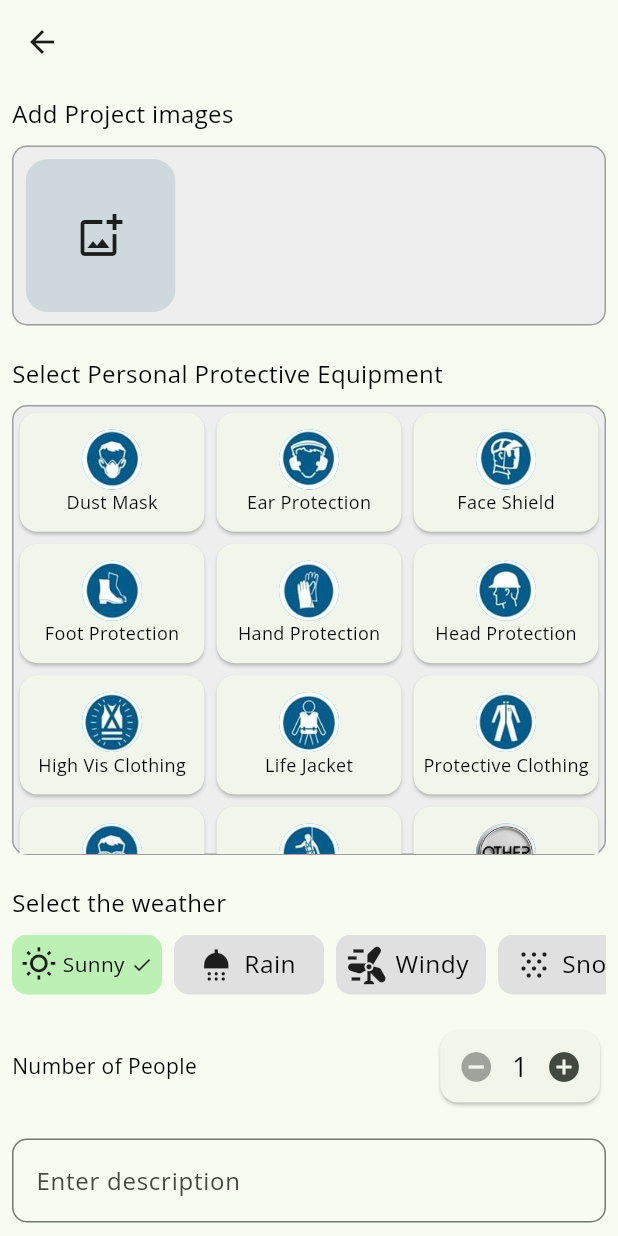
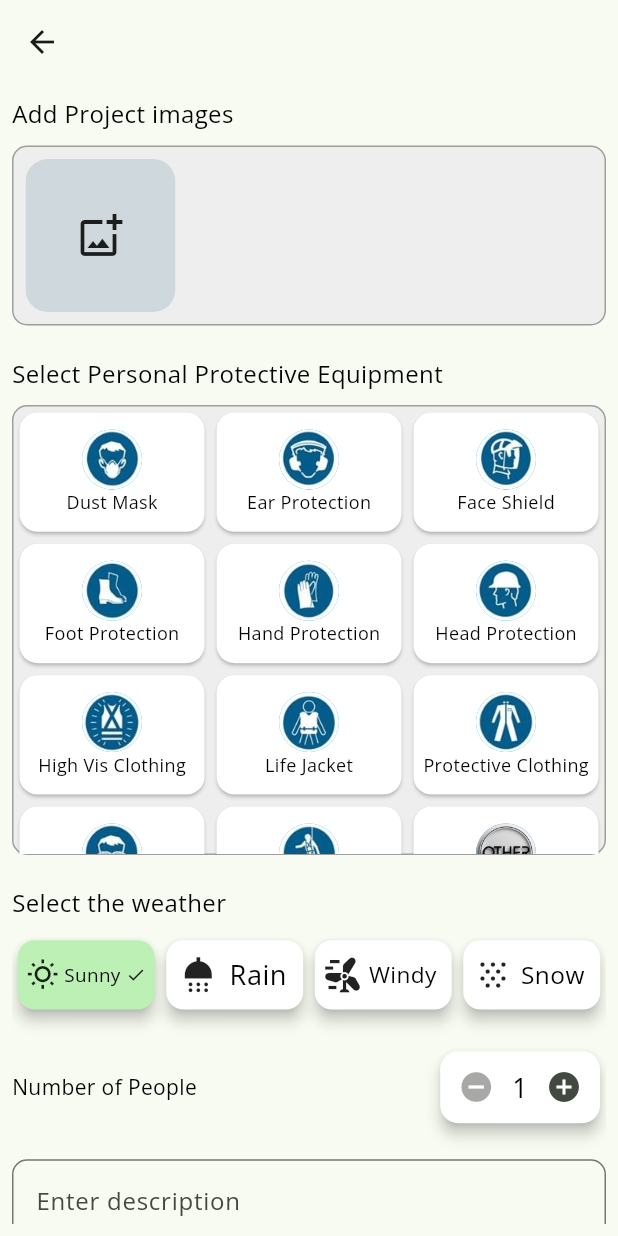
Before and after one commit to Dexterfury/gemini_risk_assessor, a Flutter app: the CreateAssessmentScreen screen opened directly with empty values, on a phone screen of 412 x 824 dp. Run offline on Flutter 3.47's test engine with Material 3 defaults, Android fonts, the phone set to English and light mode, and no system bars; our stand-ins replace cached_network_image, cloud_firestore, country_picker, firebase_auth, firebase_core, firebase_messaging and 18 more; missing offline and left inert: floating_action_bubble, open_file_plus, syncfusion_flutter_pdf, syncfusion_flutter_signaturepad; accounts and stored records are empty; project files that could hold a hidden picture were left out.

Commit message:
updates done alot of fixes

```diff
--- a/lib/firebase_methods/firebase_methods.dart
+++ b/lib/firebase_methods/firebase_methods.dart
@@ -15,8 +15,6 @@ class FirebaseMethods {
       FirebaseFirestore.instance.collection(Constants.usersCollection);
   static final CollectionReference _organizationsCollection =
       FirebaseFirestore.instance.collection(Constants.organizationCollection);
-  static final CollectionReference _toolsCollection =
-      FirebaseFirestore.instance.collection(Constants.toolsCollection);
 
   // stream my tools from firestore
   static Stream<QuerySnapshot> toolsStream({
@@ -24,7 +22,7 @@ class FirebaseMethods {
     required String orgID,
   }) {
     if (orgID.isNotEmpty) {
-      return _toolsCollection
+      return _organizationsCollection
           .doc(orgID)
           .collection(Constants.toolsCollection)
           .snapshots();
@@ -243,11 +241,6 @@ class FirebaseMethods {
         ? Constants.organizationCollection
         : Constants.usersCollection;
 
-    log('collectionName: $collectionName');
-    log('rootCollection: $rootCollection');
-    log('ownerID: $ownerID');
-    log('docID: $docID');
-
     try {
       final docRef = _firestore
           .collection(rootCollection)
--- a/lib/models/tool_model.dart
+++ b/lib/models/tool_model.dart
@@ -84,7 +84,7 @@ class ToolModel {
   Map<String, dynamic> toJson() {
     return {
       Constants.id: id,
-      Constants.name: title,
+      Constants.title: title,
       Constants.description: description,
       Constants.summary: summary,
       Constants.toolPdf: toolPdf,
--- a/lib/providers/tool_provider.dart
+++ b/lib/providers/tool_provider.dart
@@ -38,8 +38,8 @@ class ToolsProvider extends ChangeNotifier {
   ToolModel? get toolModel => _toolModel;
   List<ToolModel> get toolsList => _toolsList;
 
-  final CollectionReference toolsCollection =
-      FirebaseFirestore.instance.collection(Constants.toolsCollection);
+  final CollectionReference _usersCollection =
+      FirebaseFirestore.instance.collection(Constants.usersCollection);
 
   Future<bool> saveToolToFirestore() async {
     if (_toolModel != null) {
@@ -60,7 +60,7 @@ class ToolsProvider extends ChangeNotifier {
           _toolModel!.images = imagesUrls;
         }
 
-        await toolsCollection
+        await _usersCollection
             .doc(id)
             .collection(Constants.toolsCollection)
             .doc(_toolModel!.id)
@@ -293,10 +293,12 @@ class ToolsProvider extends ChangeNotifier {
     notifyListeners();
   }
 
-  Future<bool> submitPrompt({
+  Future<void> submitPrompt({
     required String creatorID,
     required String organizationID,
     required String description,
+    required Function() onSuccess,
+    required Function(String) onError,
   }) async {
     _isLoading = true;
     notifyListeners();
@@ -325,7 +327,7 @@ class ToolsProvider extends ChangeNotifier {
       if (content.text != null && content.text!.contains(noToolFound)) {
         // show error message
         _isLoading = false;
-        return false;
+        onError(noToolFound);
       } else {
         final List<String> images = [];
         if (_imagesFileList != null) {
@@ -345,7 +347,7 @@ class ToolsProvider extends ChangeNotifier {
         );
         _isLoading = false;
         notifyListeners();
-        return false;
+        onSuccess();
       }
     } catch (error) {
       if (kDebugMode) {
@@ -353,7 +355,7 @@ class ToolsProvider extends ChangeNotifier {
       }
       _isLoading = false;
       notifyListeners();
-      return false;
+      onError(error.toString());
     }
   }
 
@@ -379,7 +381,7 @@ ${_description.isNotEmpty ? _description : ''}
   final String format = '''
 Return the response as valid JSON using the following structure:
 {
-  "name": \$name,
+  "title": \$title,
   "description": \$description,
   "summary": \$summary,
 }
--- a/lib/screens/tools_screen.dart
+++ b/lib/screens/tools_screen.dart
@@ -1,3 +1,5 @@
+import 'dart:developer';
+
 import 'package:cloud_firestore/cloud_firestore.dart';
 import 'package:flutter/material.dart';
 import 'package:gemini_risk_assessor/appBars/my_app_bar.dart';
@@ -81,7 +83,7 @@ class _ToolsScreenState extends State<ToolsScreen> {
               builder: (BuildContext context, StateSetter setState) {
                 final results = snapshot.data!.docs
                     .where(
-                      (element) => element[Constants.name]
+                      (element) => element[Constants.title]
                           .toString()
                           .toLowerCase()
                           .contains(
--- a/lib/service/gemini_model_manager.dart
+++ b/lib/service/gemini_model_manager.dart
@@ -32,6 +32,8 @@ class GeminiModelManager {
   final List<SafetySetting> _safetySettings = [
     SafetySetting(HarmCategory.harassment, HarmBlockThreshold.high),
     SafetySetting(HarmCategory.hateSpeech, HarmBlockThreshold.high),
+    SafetySetting(HarmCategory.sexuallyExplicit, HarmBlockThreshold.medium),
+    SafetySetting(HarmCategory.dangerousContent, HarmBlockThreshold.none),
   ];
 
   // Retrieve API key from environment variables
--- a/lib/widgets/grid_item.dart
+++ b/lib/widgets/grid_item.dart
@@ -1,3 +1,5 @@
+import 'dart:developer';
+
 import 'package:animations/animations.dart';
 import 'package:flutter/material.dart';
 import 'package:gemini_risk_assessor/models/organization_model.dart';
@@ -33,6 +35,7 @@ class GridItem extends StatelessWidget {
       toolModel,
       orgModel,
     );
+
     return Card(
       color: Theme.of(context).cardColor,
       elevation: cardElevation,
--- a/lib/widgets/images_display.dart
+++ b/lib/widgets/images_display.dart
@@ -1,3 +1,4 @@
+import 'dart:developer';
 import 'dart:io';
 import 'package:flutter/material.dart';
 import 'package:gemini_risk_assessor/models/assessment_model.dart';
@@ -100,12 +101,13 @@ class ImagesDisplay extends StatelessWidget {
   }
 
   getImagesToShow(dynamic provider) {
-    if (isViewOnly && provider != null && provider.imagesFileList!.isEmpty) {
-      return const Text('No images added');
-    } else if (isViewOnly && currentAssessmentModel != null) {
+    if (isViewOnly && currentAssessmentModel != null) {
       return _assessmentViewImages();
     } else if (isViewOnly && currentToolModel != null) {
       return _toolViewImages();
+    }
+    if (isViewOnly && provider != null && provider.imagesFileList!.isEmpty) {
+      return const Text('No images added');
     } else {
       return ProviderViewImages(
         isViewOnly: isViewOnly,
--- a/lib/widgets/number_of_people.dart
+++ b/lib/widgets/number_of_people.dart
@@ -1,5 +1,6 @@
 import 'package:flutter/material.dart';
 import 'package:gemini_risk_assessor/providers/assessment_provider.dart';
+import 'package:gemini_risk_assessor/themes/my_themes.dart';
 import 'package:provider/provider.dart';
 
 class NumberOfPeople extends StatelessWidget {
@@ -15,6 +16,8 @@ class NumberOfPeople extends StatelessWidget {
           builder: (context, assessmentProvider, child) {
             final numberOfPeople = assessmentProvider.numberOfPeople;
             return Card(
+              color: Theme.of(context).cardColor,
+              elevation: cardElevation,
               child: Row(
                 children: [
                   IconButton(
@@ -23,7 +26,9 @@ class NumberOfPeople extends StatelessWidget {
                           : () {
                               assessmentProvider.decrementNumberOfPeople();
                             },
-                      icon: const Icon(Icons.remove_circle)),
+                      icon: const Icon(
+                        Icons.remove_circle,
+                      )),
                   Text(
                     numberOfPeople.toString(),
                     style: const TextStyle(fontSize: 18),
--- a/lib/widgets/ppe_item.dart
+++ b/lib/widgets/ppe_item.dart
@@ -20,7 +20,9 @@ class PpeItem extends StatelessWidget {
     return InkWell(
       onTap: onTap,
       child: Card(
-        color: isAdded ? Theme.of(context).colorScheme.primaryContainer : null,
+        color: isAdded
+            ? Theme.of(context).colorScheme.primaryContainer
+            : Theme.of(context).cardColor,
         child: Padding(
           padding: const EdgeInsets.only(
             left: 4.0,
--- a/lib/widgets/weather_button.dart
+++ b/lib/widgets/weather_button.dart
@@ -1,4 +1,5 @@
 import 'package:flutter/material.dart';
+import 'package:gemini_risk_assessor/themes/my_themes.dart';
 
 class WeatherButton extends StatelessWidget {
   const WeatherButton({
@@ -19,15 +20,16 @@ class WeatherButton extends StatelessWidget {
     final capitalizedTitle = title.isNotEmpty
         ? title[0].toUpperCase() + title.substring(1)
         : 'Unknown';
-    return GestureDetector(
-      onTap: onChanged,
-      child: Container(
-        decoration: BoxDecoration(
+    return SizedBox(
+      height: 56.0,
+      width: MediaQuery.of(context).size.width / 4,
+      child: Card(
         color: value
             ? Theme.of(context).colorScheme.primaryContainer
-              : Colors.grey[300],
-          borderRadius: BorderRadius.circular(10),
-        ),
+            : Theme.of(context).cardColor,
+        elevation: cardElevation,
+        child: GestureDetector(
+          onTap: onChanged,
           child: Padding(
             padding: const EdgeInsets.all(6.0),
             child: FittedBox(
@@ -48,6 +50,7 @@ class WeatherButton extends StatelessWidget {
             ),
           ),
         ),
+      ),
     );
   }
 }
--- a/lib/widgets/weather_buttons.dart
+++ b/lib/widgets/weather_buttons.dart
@@ -14,32 +14,22 @@ class WeatherButtons extends StatelessWidget {
 
   @override
   Widget build(BuildContext context) {
-    return SizedBox(
-      height: 40,
-      child: ListView.builder(
-        scrollDirection: Axis.horizontal,
-        shrinkWrap: true,
-        itemCount: Weather.values.length,
-        itemBuilder: (context, index) {
-          final weather = Weather.values[index];
-          final value = assessmentProvider.weather == weather;
-
-          return Padding(
-            padding: const EdgeInsets.only(right: 8.0),
-            child: SizedBox(
-              width: 100,
+    return FittedBox(
+      child: Row(
+        mainAxisAlignment: MainAxisAlignment.center,
+        children: [
+          for (final weather in Weather.values)
+            IntrinsicHeight(
               child: WeatherButton(
-                  title: weather.name,
-                  value: value,
-                  iconData: getWeatherIcon(weather),
-                  onChanged: () {
-                    assessmentProvider.setWeather(
-                      newWeather: weather,
-                    );
-                  }),
+                title: weather.name,
+                value: assessmentProvider.weather == weather,
+                iconData: getWeatherIcon(weather),
+                onChanged: () {
+                  assessmentProvider.setWeather(newWeather: weather);
+                },
+              ),
             ),
-          );
-        },
+        ],
       ),
     );
   }
```
Also changed, not shown: lib/buttons/buttons_row.dart (+6 -1 lines), lib/providers/assessment_provider.dart (+7 -7 lines), lib/screens/create_assessment_screen.dart (+11 -12 lines), lib/screens/create_explainer_screen.dart (+13 -16 lines), lib/screens/explainer_details_screen.dart (+4 -16 lines), lib/search/my_data_stream.dart (+31 -41 lines), lib/utilities/assessment_grid_items.dart (+4 -3 lines). Lines whose indentation alone changed are shown as unchanged.
